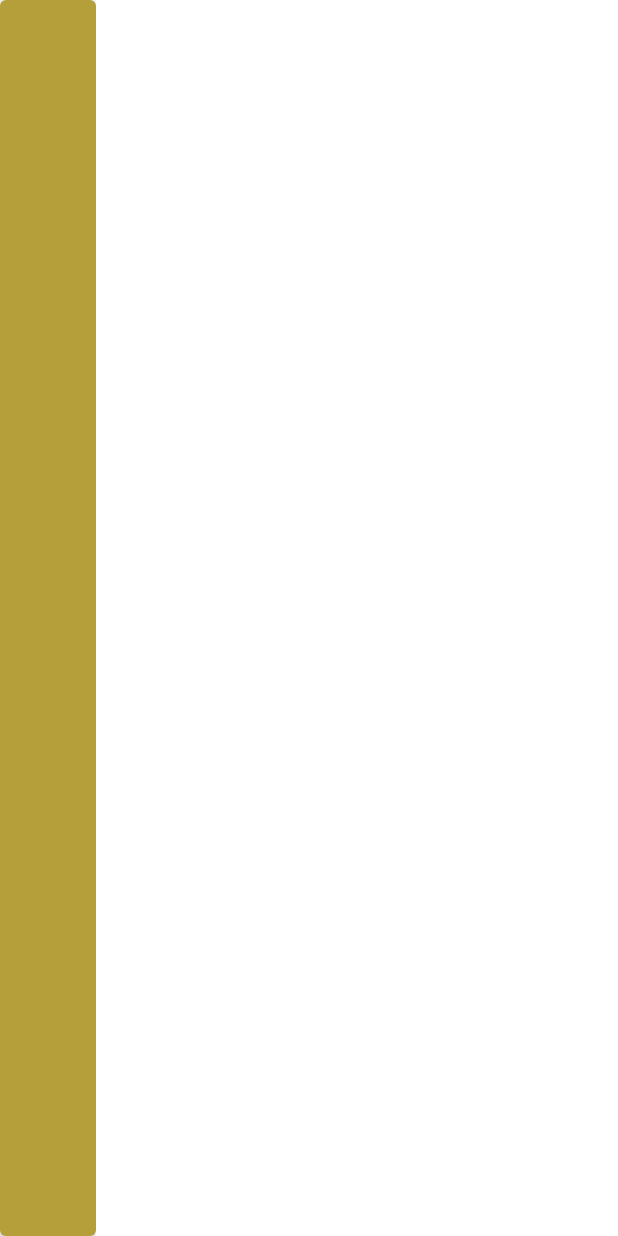
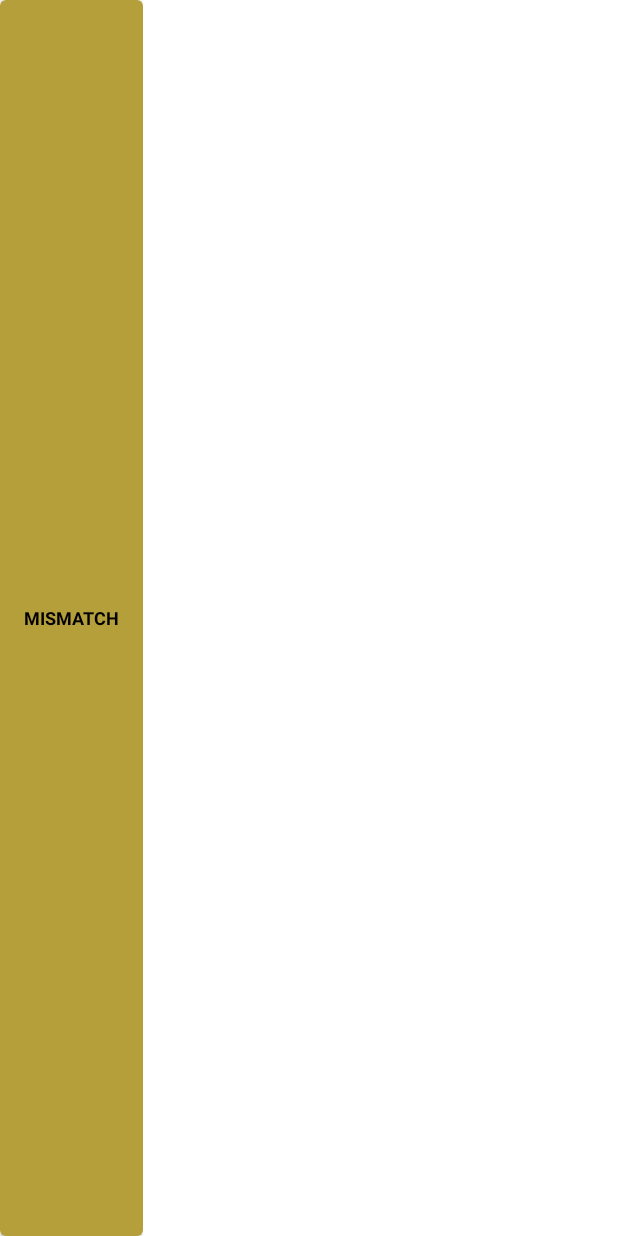
Before and after one commit to kalokcheung14/wordle-assist-android, an Android app built with Jetpack Compose: the @Preview function ColorButtonPreview, on a phone screen of 412 x 824 dp. Run offline under Robolectric (Android 15) with nearby library versions, the phone set to English and light mode, and no system bars.

Commit message:
feat: Refine UI ratio for smaller device

```diff
--- a/app/src/main/java/com/kalok/wordleassist/compose/component/ColorButton.kt
+++ b/app/src/main/java/com/kalok/wordleassist/compose/component/ColorButton.kt
@@ -1,8 +1,7 @@
 package com.kalok.wordleassist.compose.component
 
 import android.content.res.Configuration.ORIENTATION_LANDSCAPE
-import androidx.compose.foundation.layout.Column
-import androidx.compose.foundation.layout.fillMaxHeight
+import androidx.compose.foundation.layout.*
 import androidx.compose.material.Button
 import androidx.compose.material.ButtonDefaults
 import androidx.compose.material.Text
@@ -11,6 +10,7 @@ import androidx.compose.ui.Modifier
 import androidx.compose.ui.graphics.Color
 import androidx.compose.ui.platform.LocalConfiguration
 import androidx.compose.ui.tooling.preview.Preview
+import androidx.compose.ui.unit.dp
 import com.kalok.wordleassist.compose.LocalDimensions
 import com.kalok.wordleassist.compose.LocalTypography
 import com.kalok.wordleassist.compose.WordleAssistTheme
@@ -36,12 +36,14 @@ fun ColorButton(
         colors = ButtonDefaults.buttonColors(color)
     ) {
         // Show text when in landscape
-        if (isLandscape) {
             Text(
                 text = matchingState.stateName,
-                style = LocalTypography.current.button,
+                style = if (isLandscape) {
+                    LocalTypography.current.button
+                } else {
+                    LocalTypography.current.keyboardKey
+                },
             )
-        }
     }
 }
 
--- a/app/src/main/java/com/kalok/wordleassist/compose/component/MainScreen.kt
+++ b/app/src/main/java/com/kalok/wordleassist/compose/component/MainScreen.kt
@@ -72,7 +72,7 @@ fun MainScreen(
                     )
                     .padding(it)
             ) {
-                Spacer(modifier = Modifier.weight(1f))
+                Spacer(modifier = Modifier.weight(0.4f))
                 InputTable(
                     modifier = Modifier
                         .padding(10.dp, 0.dp, 10.dp, 0.dp)
@@ -122,7 +122,7 @@ fun MainScreen(
                         )
                     }
                 }
-                Spacer(modifier = Modifier.weight(1f))
+                Spacer(modifier = Modifier.weight(0.4f))
                 if (!isLandscape) {
                     // Hide this keyboard when in landscape
                     KeyboardView(
```
